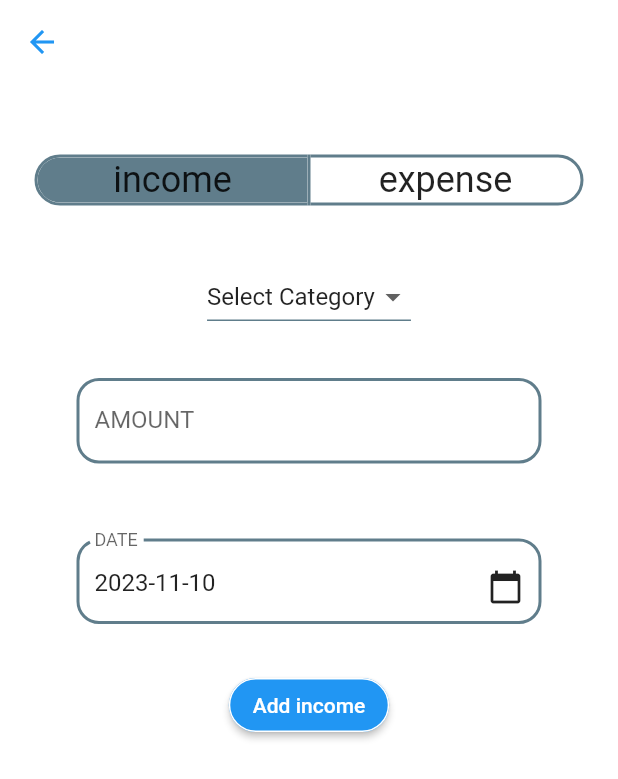
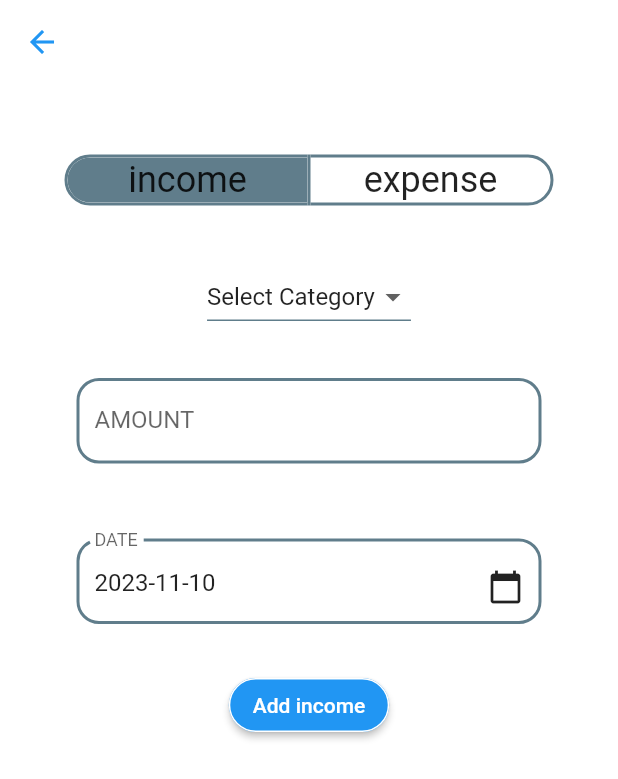
Before and after one commit to MohamedTarek26/Expenses_App-HCI_Project, a Flutter app: the screen it shows after launch, after a tap on the "add" icon, on a phone screen of 412 x 824 dp. Shown: the top 779 px of the screen. Run offline on Flutter 3.47's test engine with Material 2 defaults, Android fonts, the phone set to English and light mode, and no system bars; our stand-ins replace gap.

Commit message:
creators commit 3

```diff
--- a/lib/add_transaction.dart
+++ b/lib/add_transaction.dart
@@ -53,7 +53,6 @@ class _TransactionPageState extends State<TransactionPage> {
             crossAxisAlignment: CrossAxisAlignment.center,
             children: [
               ToggleButtons(
-                isSelected: isSelected,
                 onPressed: (int idx) {
                   setState(() {
                     for (int buttonIndex = 0;
@@ -61,20 +60,23 @@ class _TransactionPageState extends State<TransactionPage> {
                         buttonIndex++) {
                       if (buttonIndex == idx) {
                         isSelected[buttonIndex] = true;
+
                       } else {
                         isSelected[buttonIndex] = false;
                       }
                     }
                   });
                 },
+                isSelected: isSelected,
                 borderRadius: BorderRadius.circular(30),
                 borderWidth: 2,
                 renderBorder: true,
                 selectedBorderColor: Colors.blueGrey,
                 fillColor: Colors.blueGrey,
                 borderColor: Colors.blueGrey,
+
                 constraints:
-                    const BoxConstraints.expand(width: 180, height: 30),
+                    const BoxConstraints.expand(width: 160, height: 30),
                 children: const [
                   Text("income",
                       style: TextStyle(color: Colors.black87, fontSize: 24)),
@@ -147,7 +149,6 @@ class _TransactionPageState extends State<TransactionPage> {
               _selectDate(context);
             },
             child: InputDecorator(
-
               decoration: InputDecoration(
                 border: const OutlineInputBorder(),
                 labelText: 'DATE',
```
Also changed, not shown: lib/home_page.dart (+9 -3 lines).
